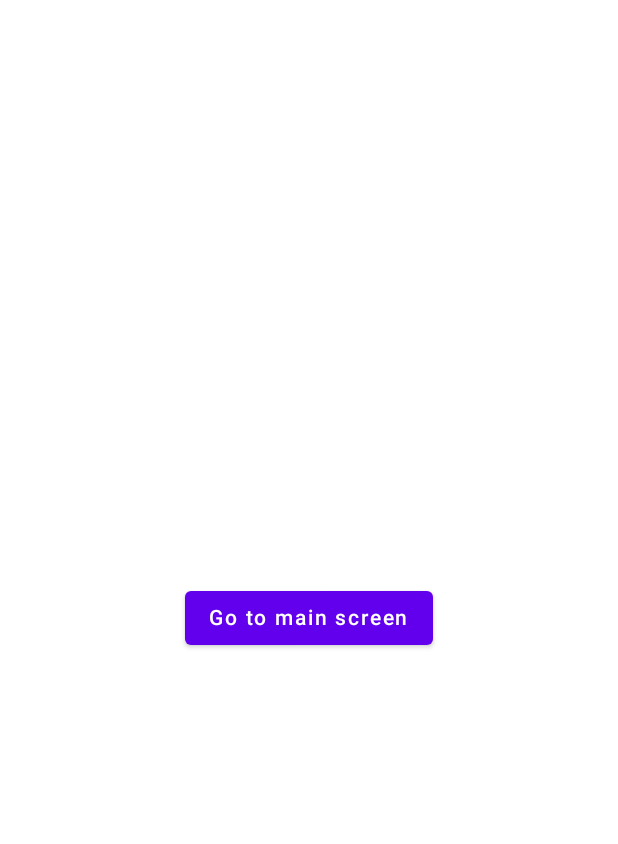
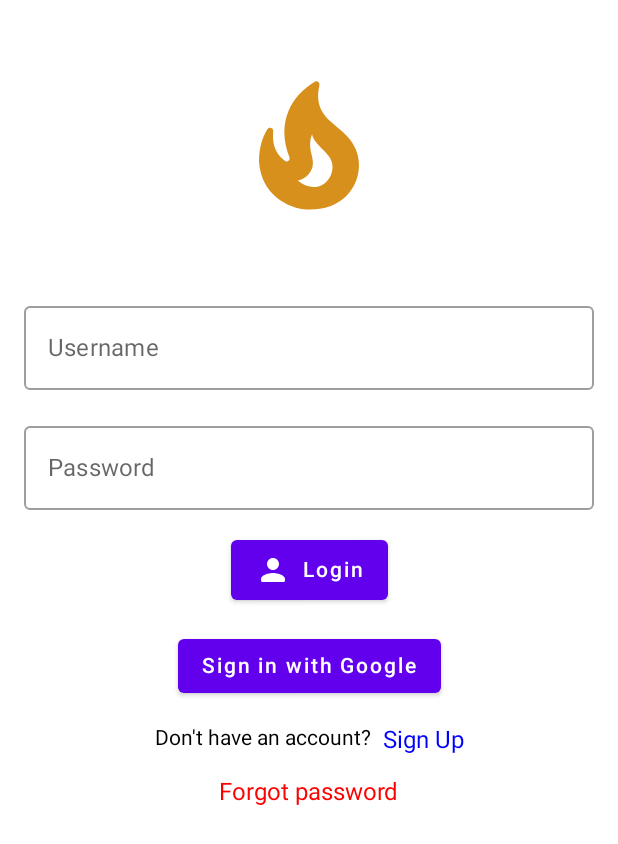
Before and after one commit to Mahmoud-m1994/complete-firebase, an Android app built with Jetpack Compose: the screen it shows after launch (MainActivity), on a phone screen of 412 x 824 dp. Shown: the top 844 px of the screen. Run offline under Robolectric (Android 15) with nearby library versions, the phone set to English and light mode, and no system bars.

Commit message:
Added Buttons component and LoginScreen UI

```diff
--- /dev/null
+++ b/app/src/main/java/com/example/complete_firebase/components/Buttons.kt
@@ -0,0 +1,74 @@
+package com.example.complete_firebase.components
+
+
+import androidx.compose.foundation.clickable
+import androidx.compose.foundation.layout.Arrangement
+import androidx.compose.foundation.layout.Row
+import androidx.compose.material.Button
+import androidx.compose.material.Icon
+import androidx.compose.material.Text
+import androidx.compose.material.icons.Icons
+import androidx.compose.material.icons.rounded.Person
+import androidx.compose.runtime.Composable
+import androidx.compose.ui.Alignment
+import androidx.compose.ui.Modifier
+import androidx.compose.ui.graphics.Color
+import androidx.compose.ui.graphics.vector.ImageVector
+import androidx.compose.ui.tooling.preview.Preview
+import androidx.compose.ui.unit.dp
+import androidx.compose.ui.unit.sp
+
+@Composable
+fun PrimaryButton(
+    text: String,
+    modifier: Modifier = Modifier,
+    icon: ImageVector? = null,
+    enabled: Boolean = true,
+    onClick: () -> Unit,
+) {
+    Button(onClick = onClick, enabled = enabled) {
+        Row(
+            horizontalArrangement = Arrangement.spacedBy(8.dp),
+            verticalAlignment = Alignment.CenterVertically,
+            modifier = modifier
+        ) {
+            icon?.let { Icon(imageVector = icon, contentDescription = text)}
+            Text(text = text)
+        }
+    }
+}
+
+@Composable
+fun TextButton(
+    text: String,
+    fontSize: Int,
+    textColor: Color,
+    modifier: Modifier = Modifier,
+    enabled: Boolean = true,
+    onClick: () -> Unit,
+) {
+    Row(
+        horizontalArrangement = Arrangement.spacedBy(8.dp),
+        verticalAlignment = Alignment.CenterVertically,
+        modifier = modifier.clickable(enabled = enabled, onClick = onClick)
+    ) {
+        Text(text = text, color = textColor, fontSize = fontSize.sp)
+    }
+}
+
+@Preview(showBackground = true)
+@Composable
+fun PrimaryButtonPreview() {
+    PrimaryButton(text = "Add user", icon = Icons.Rounded.Person ,onClick = {})
+}
+
+@Preview(showBackground = true)
+@Composable
+fun TextButtonPreview() {
+    TextButton(
+        text = "Add user",
+        fontSize = 16,
+        textColor = Color.Blue,
+        onClick = {}
+    )
+}
--- a/app/src/main/java/com/example/complete_firebase/screens/LoginScreen.kt
+++ b/app/src/main/java/com/example/complete_firebase/screens/LoginScreen.kt
@@ -1,27 +1,109 @@
 package com.example.complete_firebase.screens
 
+import android.graphics.drawable.Icon
+import android.util.Log
+import androidx.compose.foundation.background
 import androidx.compose.foundation.layout.Arrangement
 import androidx.compose.foundation.layout.Column
+import androidx.compose.foundation.layout.Row
+import androidx.compose.foundation.layout.Spacer
 import androidx.compose.foundation.layout.fillMaxSize
-import androidx.compose.material.Button
+import androidx.compose.foundation.layout.fillMaxWidth
+import androidx.compose.foundation.layout.height
+import androidx.compose.foundation.layout.padding
+import androidx.compose.material.Icon
+import androidx.compose.material.OutlinedTextField
 import androidx.compose.material.Text
-import androidx.compose.runtime.Composable
+import androidx.compose.material.icons.Icons
+import androidx.compose.material.icons.rounded.Person
+import androidx.compose.material.icons.sharp.Email
+import androidx.compose.runtime.*
 import androidx.compose.ui.Alignment
 import androidx.compose.ui.Modifier
+import androidx.compose.ui.graphics.Color
+import androidx.compose.ui.res.painterResource
+import androidx.compose.ui.res.stringResource
+import androidx.compose.ui.tooling.preview.Preview
+import androidx.compose.ui.unit.dp
 import androidx.navigation.NavController
-import com.example.complete_firebase.navigation.Screen
+import androidx.navigation.compose.rememberNavController
+import com.example.complete_firebase.R
+import com.example.complete_firebase.components.PrimaryButton
+import com.example.complete_firebase.components.TextButton
 
+const val TAG = "LoginScreen"
 @Composable
 fun LoginScreen(navController: NavController) {
     Column(
-        verticalArrangement = Arrangement.Center,
+        verticalArrangement = Arrangement.spacedBy(16.dp),
         horizontalAlignment = Alignment.CenterHorizontally,
-        modifier = Modifier.fillMaxSize()
+        modifier = Modifier
+            .fillMaxSize()
+            .padding(horizontal = 16.dp)
     ) {
-        Button(onClick = {
-            navController.navigate(Screen.MainScreen.getArg())
-        }) {
-            Text(text = "Go to main screen")
+        var username by remember { mutableStateOf("") }
+        var password by remember { mutableStateOf("") }
+        Spacer(modifier = Modifier.height(32.dp))
+        Icon(
+            painter = painterResource(id = R.drawable.firebase),
+            contentDescription = "App logg",
+            tint = Color(0xFFD7901C),
+            modifier = Modifier
+                .height(100.dp)
+                .fillMaxWidth()
+        )
+        Spacer(modifier = Modifier.height(16.dp))
+        OutlinedTextField(
+            value = username,
+            onValueChange = { username = it },
+            label = { Text(text = "Username") },
+            modifier = Modifier.fillMaxWidth()
+        )
+        OutlinedTextField(
+            value = password,
+            onValueChange = { password = it },
+            label = { Text(text = "Password") },
+            modifier = Modifier.fillMaxWidth()
+        )
+        PrimaryButton(
+            text = stringResource(R.string.sign_in),
+            icon = Icons.Rounded.Person,
+            onClick = {
+                Log.d(TAG, "LoginScreen: username: $username, password: $password")
+            }
+        )
+
+        PrimaryButton(
+            text = stringResource(R.string.sign_up_with_google),
+            onClick = {
+                Log.d(TAG, "sign up with google clicked")
+            }
+        )
+        Row(horizontalArrangement = Arrangement.spacedBy(8.dp)) {
+            Text(text = stringResource(R.string.sign_up_text))
+            TextButton(
+                text = stringResource(R.string.sign_up),
+                fontSize = 16,
+                textColor = Color.Blue,
+                onClick = {
+                    // navController.navigate(Screen.SignUpScreen.route)
+                }
+            )
         }
+
+        TextButton(
+            text = stringResource(R.string.forgot_password),
+            fontSize = 16,
+            textColor = Color.Red,
+            onClick = {
+                // navController.navigate(Screen.SignUpScreen.route)
+            }
+        )
     }
 }
+
+@Preview(showBackground = true)
+@Composable
+fun LoginScreenPreview() {
+    LoginScreen(navController = rememberNavController())
+}
--- a/app/src/main/res/values/strings.xml
+++ b/app/src/main/res/values/strings.xml
@@ -1,3 +1,9 @@
 <resources>
     <string name="app_name">complete-firebase</string>
+    <string name="login">Login</string>
+    <string name="sign_in">Login</string>
+    <string name="sign_up_with_google">Sign in with Google</string>
+    <string name="sign_up">Sign Up</string>
+    <string name="forgot_password">Forgot password</string>
+    <string name="sign_up_text">Don\'t have an account?</string>
 </resources>
```
